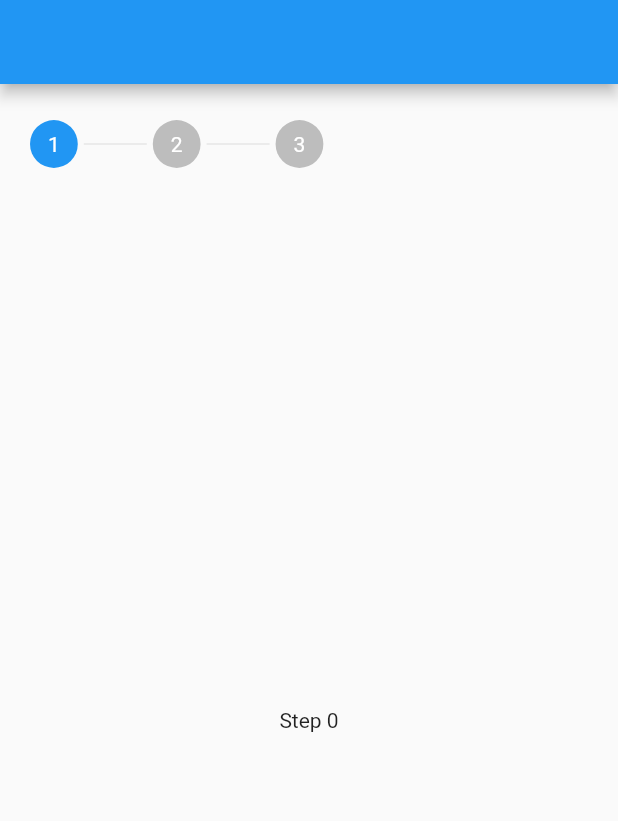
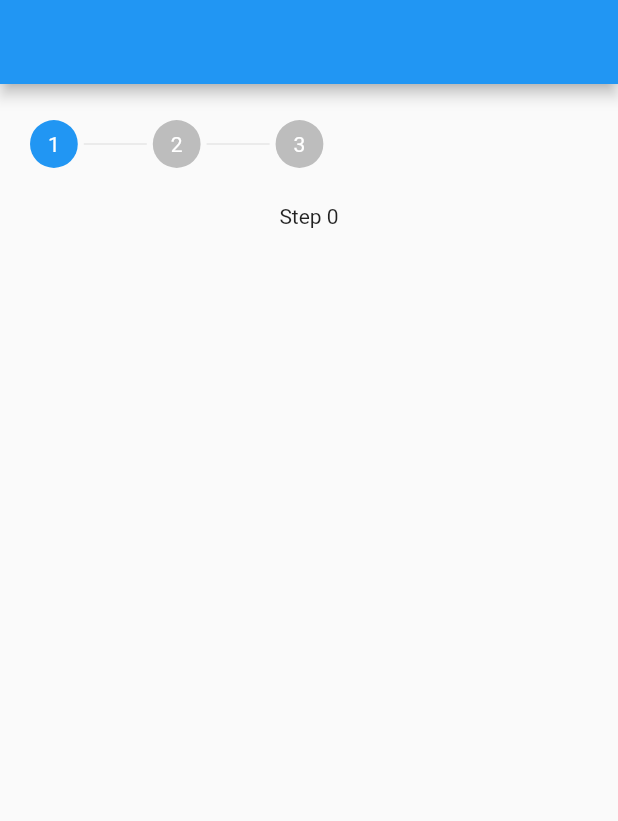
Before and after one commit to michaelsoliman1/fine_stepper, a Flutter app: the screen it shows after launch, on a phone screen of 412 x 824 dp. Shown: the top 821 px of the screen. Run offline on Flutter 3.47's test engine with Material 2 defaults, Android fonts, the phone set to English and light mode, and no system bars.

Commit message:
changed default childAlignment to Alignment.topCenter

```diff
--- a/lib/src/step_builders.dart
+++ b/lib/src/step_builders.dart
@@ -22,7 +22,7 @@ class StepBuilder extends StatelessWidget {
   const StepBuilder({
     required this.child,
     this.layout = StepLayout.stack,
-    this.childAlignment = Alignment.center,
+    this.childAlignment = Alignment.topCenter,
     this.padding,
     this.shouldStepForward,
     super.key,
@@ -91,7 +91,7 @@ class FormStepBuilder extends StatelessWidget {
   const FormStepBuilder({
     required this.child,
     this.layout = StepLayout.stack,
-    this.childAlignment = Alignment.center,
+    this.childAlignment = Alignment.topCenter,
     this.padding,
     super.key,
   });
```
